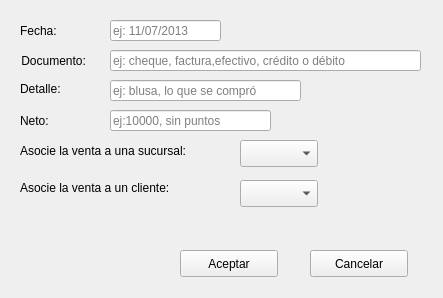
First picture: the form in edita_venta.ui, repository joseluiscoronadolillo/INFO175, before the edit.
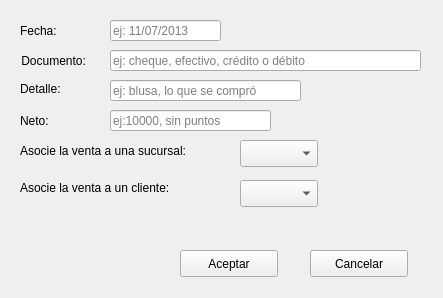
Second picture: the form after the edit.

```diff
--- a/edita_venta.ui
+++ b/edita_venta.ui
@@ -88,7 +88,7 @@
     </rect>
    </property>
    <property name="placeholderText">
-    <string>ej: cheque, factura,efectivo, crédito o débito </string>
+    <string>ej: cheque, efectivo, crédito o débito </string>
    </property>
   </widget>
   <widget class="QLineEdit" name="lineEdit_2">
```
